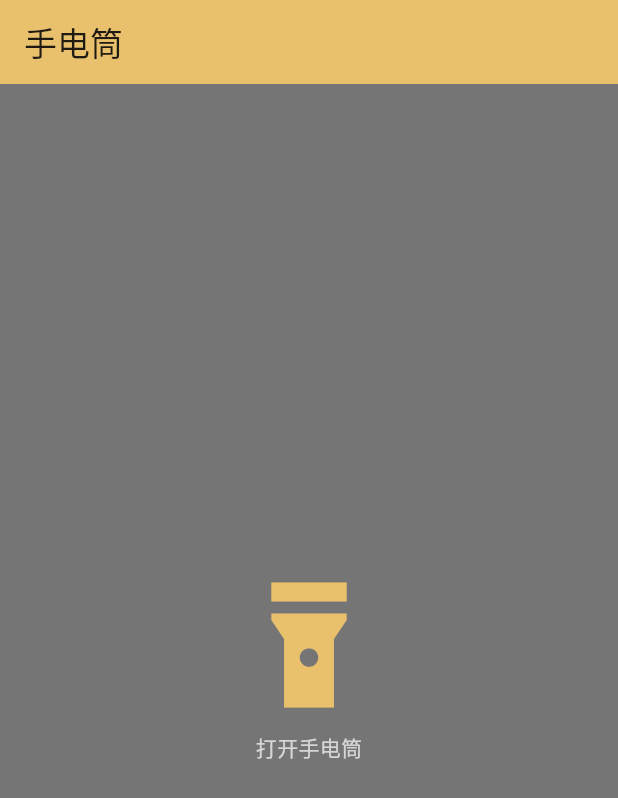
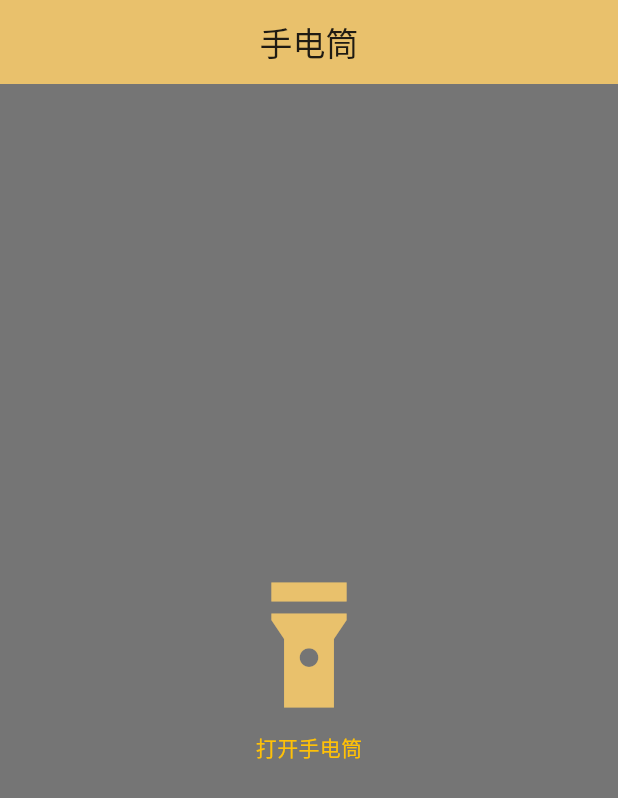
Before and after one commit to ZHANGBADAO/flash_light, a Flutter app: the MyHomePage screen opened directly, after a tap on the "flashlight on" icon, on a phone screen of 412 x 824 dp. Shown: the top 798 px of the screen. Run offline on Flutter 3.47's test engine with Material 2 defaults, Android fonts, the phone set to English and light mode, and no system bars; missing offline and left inert: torch_controller.

```diff
--- a/lib/pages/home/index.dart
+++ b/lib/pages/home/index.dart
@@ -19,71 +19,48 @@ class MyHomePage extends StatefulWidget {
   State<MyHomePage> createState() => _MyHomePageState();
 }
 
-class _MyHomePageState extends State<MyHomePage> {
+class _MyHomePageState extends State<MyHomePage> with WidgetsBindingObserver {
   String _switchText = '打开';
   final torchController = TorchController();
 
   @override
   void initState() {
     super.initState();
-    print('==============initState');
-    print('==========ssssssssss====p==============');
-
-    _checkFlashlight();
-  }
-  @override
-  void didUpdateWidget(covariant MyHomePage oldWidget) {
-    super.didUpdateWidget(oldWidget);
-    print('==========didUpdateWidget');
-  }
-
-  @override
-  void deactivate() {
-    super.deactivate();
-    print('==========deactivate');
+    WidgetsBinding.instance.addObserver(this);
+    _switchFlashlight();
   }
 
   @override
   void dispose() {
+    WidgetsBinding.instance.removeObserver(this);
     super.dispose();
-    print('==========dispose');
+  }
+
+  @override
+  void didChangeAppLifecycleState(AppLifecycleState state) async {
+    debugPrint('=================state = $state');
   }
 
   //打开或关闭手电筒
   void _switchFlashlight() async {
     bool? active = await torchController.toggle();
 
-    if (active == true) {
     setState(() {
-        _switchText = '关闭';
+      _switchText = active == true ? '关闭' : '打开';
     });
-    } else {
-      setState(() {
-        _switchText = '打开';
-      });
-    }
-  }
-
-  //查看手电筒是否打开
-  void _checkFlashlight() async {
-    print('==========ssssssssss====$_switchText==============');
-
-    bool? active = await torchController.isTorchActive;
-    if (active == true) {
-      setState(() {
-
-        _switchText = '关闭';
-      });
-    } else {
-      setState(() {
-        _switchText = '打开';
-      });
-    }
   }
 
   @override
   Widget build(BuildContext context) {
-    return Scaffold(
+    return WillPopScope(
+        onWillPop: () async {
+          // 处理回退逻辑
+          // 返回false会阻止回退
+          //手电筒打开时，点击返回键，关闭手电筒
+          if (_switchText == '关闭') _switchFlashlight();
+          return true;
+        },
+        child: Scaffold(
           backgroundColor: Colors.black54,
           appBar: AppBar(
             // TRY THIS: Try changing the color here to a specific color (to
@@ -92,7 +69,11 @@ class _MyHomePageState extends State<MyHomePage> {
             backgroundColor: Theme.of(context).colorScheme.inversePrimary,
             // Here we take the value from the MyHomePage object that was created by
             // the App.build method, and use it to set our appbar title.
-        title: Text(widget.title),
+            title: Center(
+              child: Text(
+                widget.title,
+              ),
+            ),
           ),
           body: Center(
             // Center is a layout widget. It takes a single child and positions it
@@ -109,7 +90,7 @@ class _MyHomePageState extends State<MyHomePage> {
                 Text(
                   '$_switchText手电筒',
                   style: const TextStyle(
-                color: Colors.white70,
+                    color: Colors.amber,
                   ),
                 ),
                 /*Text(
@@ -119,6 +100,7 @@ class _MyHomePageState extends State<MyHomePage> {
               ],
             ),
           ),
+        )
     );
   }
 }
```
Also changed, not shown: pubspec.yaml (+7 -0 lines), assets/icon/icon.png (added), pubspec.lock, 6 other files. Lines whose indentation alone changed are shown as unchanged.
